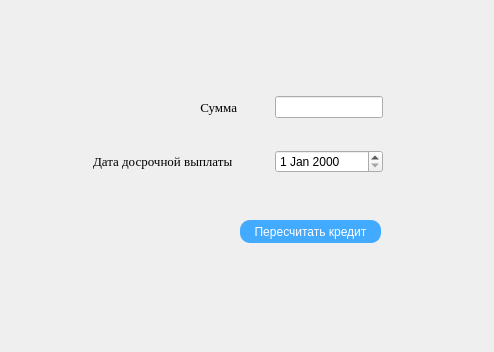
The window that bitytskiy_a_o/coursework/credit_calculator/dosrochpogash.ui (BITAnDBITU/Misis-C-) describes before a commit, drawn with Qt 5.
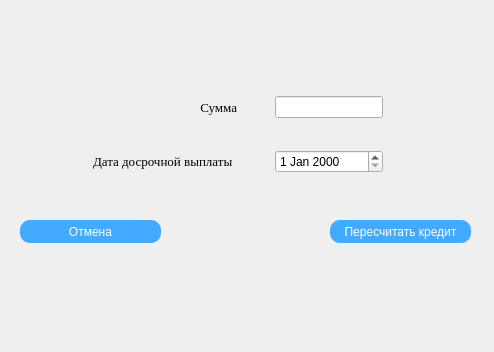
The same window after the commit.

The edit to the form file:
```diff
--- a/bitytskiy_a_o/coursework/credit_calculator/dosrochpogash.ui
+++ b/bitytskiy_a_o/coursework/credit_calculator/dosrochpogash.ui
@@ -16,7 +16,7 @@
   <widget class="QPushButton" name="pushButton_perechet">
    <property name="geometry">
     <rect>
-     <x>240</x>
+     <x>330</x>
      <y>220</y>
      <width>141</width>
      <height>23</height>
@@ -83,6 +83,25 @@
     </item>
    </layout>
   </widget>
+  <widget class="QPushButton" name="back_button">
+   <property name="geometry">
+    <rect>
+     <x>20</x>
+     <y>220</y>
+     <width>141</width>
+     <height>23</height>
+    </rect>
+   </property>
+   <property name="styleSheet">
+    <string notr="true">background-color:#42aaff;
+border-radius: 10px;
+font: 10pt &quot;Times New Roman&quot;;
+color:#ffffff;</string>
+   </property>
+   <property name="text">
+    <string>Отмена</string>
+   </property>
+  </widget>
  </widget>
  <resources/>
  <connections/>
```
